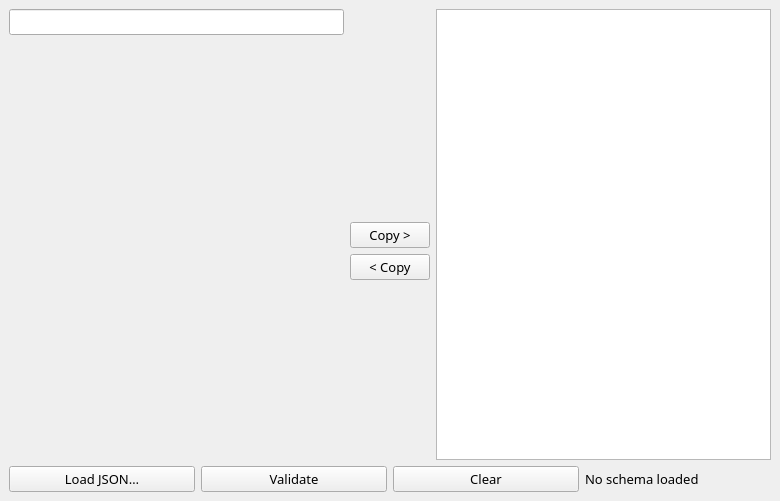
oleitao/jsonStudio, file ui/jsonStudio.ui: the form before one commit.
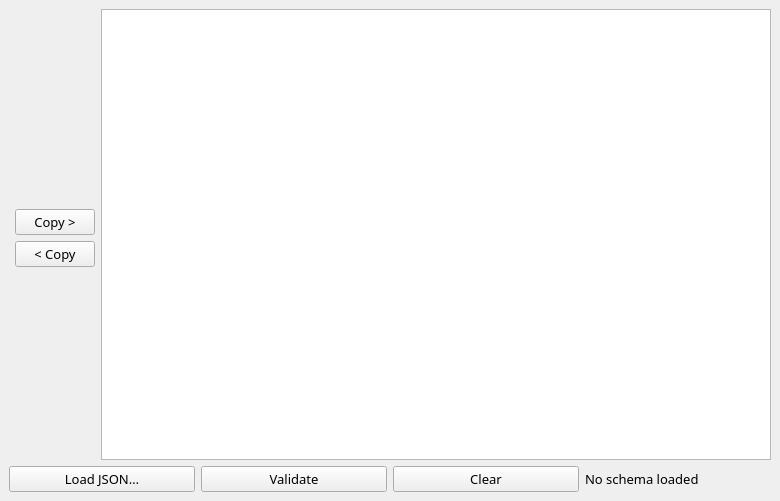
The form after the commit.

Commit message: removed input field

Diff of the .ui file:
```diff
--- a/ui/jsonStudio.ui
+++ b/ui/jsonStudio.ui
@@ -17,16 +17,6 @@
    <layout class="QVBoxLayout" name="verticalLayout">
     <item>
      <layout class="QGridLayout" name="ui_grid_layout">
-      <item row="0" column="0">
-       <widget class="QLineEdit" name="ui_filter_edit">
-        <property name="font">
-         <font>
-          <family>Bahnschrift</family>
-          <pointsize>10</pointsize>
-         </font>
-        </property>
-       </widget>
-      </item>
       <item row="0" column="2" rowspan="2">
        <widget class="QPlainTextEdit" name="ui_view_edit">
         <property name="font">
```
Lines whose indentation alone changed are shown as unchanged. The commit also changes 1 other file.
